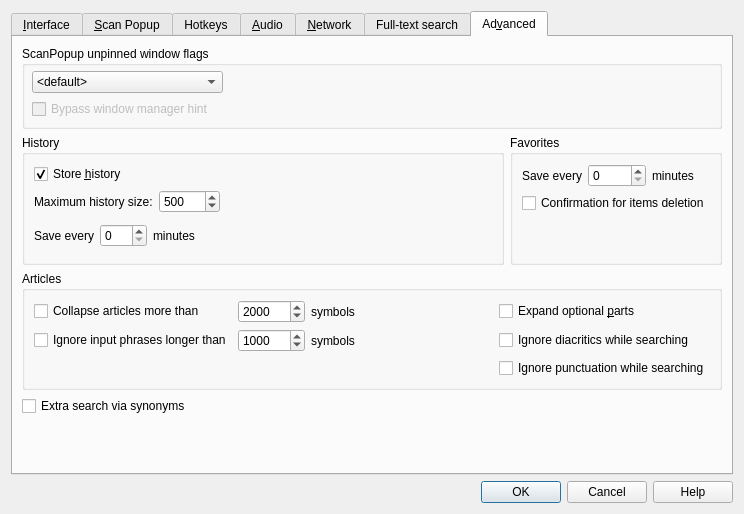
xiaoyifang/goldendict-ng, file preferences.ui: the form before one commit.
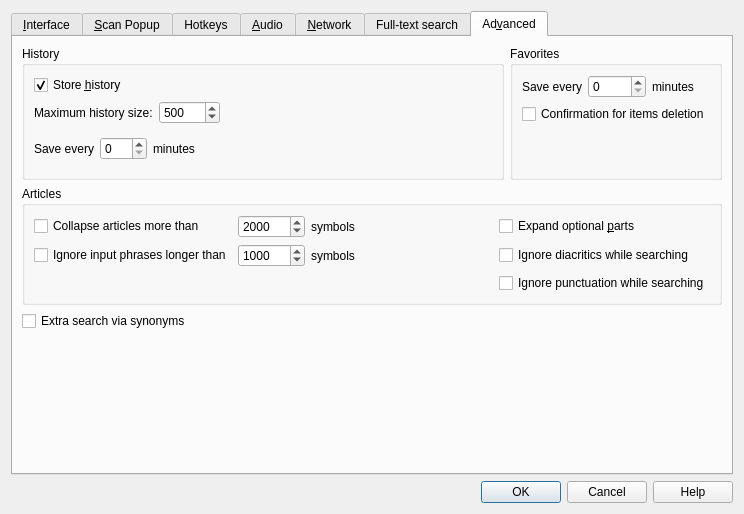
The form after the commit. The open tabs and pages were chosen to show the change. Icons and pictures are not drawn. Custom widgets are drawn as their Qt base class.

Commit message: clean code:remove x11 scanpopup flag setting

What changed in the file:
```diff
--- a/preferences.ui
+++ b/preferences.ui
@@ -1254,72 +1254,6 @@
        <string>Ad&amp;vanced</string>
       </attribute>
       <layout class="QVBoxLayout" name="verticalLayout_11">
-       <item>
-        <widget class="QGroupBox" name="groupBox_ScanPopupWindowFlags">
-         <property name="minimumSize">
-          <size>
-           <width>0</width>
-           <height>83</height>
-          </size>
-         </property>
-         <property name="title">
-          <string>ScanPopup unpinned window flags</string>
-         </property>
-         <widget class="QComboBox" name="scanPopupUnpinnedWindowFlags">
-          <property name="geometry">
-           <rect>
-            <x>10</x>
-            <y>25</y>
-            <width>191</width>
-            <height>22</height>
-           </rect>
-          </property>
-          <property name="sizePolicy">
-           <sizepolicy hsizetype="Preferred" vsizetype="Fixed">
-            <horstretch>0</horstretch>
-            <verstretch>0</verstretch>
-           </sizepolicy>
-          </property>
-          <property name="toolTip">
-           <string>Experiment with non-default flags if the unpinned scan popup window misbehaves</string>
-          </property>
-          <item>
-           <property name="text">
-            <string>&lt;default&gt;</string>
-           </property>
-          </item>
-          <item>
-           <property name="text">
-            <string>Popup</string>
-           </property>
-          </item>
-          <item>
-           <property name="text">
-            <string>Tool</string>
-           </property>
-          </item>
-         </widget>
-         <widget class="QCheckBox" name="scanPopupUnpinnedBypassWMHint">
-          <property name="enabled">
-           <bool>false</bool>
-          </property>
-          <property name="geometry">
-           <rect>
-            <x>10</x>
-            <y>53</y>
-            <width>271</width>
-            <height>20</height>
-           </rect>
-          </property>
-          <property name="toolTip">
-           <string>This hint can be combined with non-default window flags</string>
-          </property>
-          <property name="text">
-           <string>Bypass window manager hint</string>
-          </property>
-         </widget>
-        </widget>
-       </item>
        <item>
         <layout class="QHBoxLayout" name="horizontalLayout_15">
          <item>
```
The commit also changes 5 other files.
